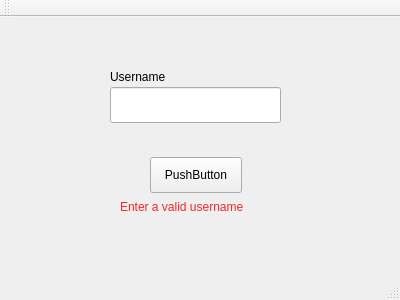
INanaay/CPP_babel_2018, file client/gui/loginscreen.ui: the form before one commit.
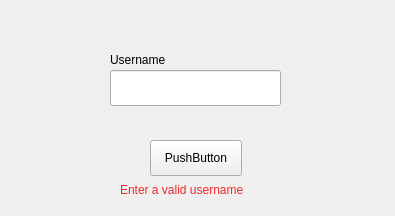
The form after the commit.

Patch:
```diff
--- a/client/gui/loginscreen.ui
+++ b/client/gui/loginscreen.ui
@@ -1,20 +1,19 @@
 <?xml version="1.0" encoding="UTF-8"?>
 <ui version="4.0">
- <class>LoginScreen</class>
- <widget class="QMainWindow" name="LoginScreen">
+ <class>loginScreen</class>
+ <widget class="QWidget" name="loginScreen">
   <property name="geometry">
    <rect>
     <x>0</x>
     <y>0</y>
-    <width>400</width>
-    <height>300</height>
+    <width>395</width>
+    <height>216</height>
    </rect>
   </property>
   <property name="windowTitle">
    <string>LoginScreen</string>
   </property>
-  <widget class="QWidget" name="centralWidget">
-   <widget class="QPushButton" name="connectButton">
+  <widget class="QPushButton" name="connect_button">
     <property name="geometry">
      <rect>
       <x>150</x>
@@ -27,7 +26,7 @@
      <string>PushButton</string>
     </property>
    </widget>
-   <widget class="QLineEdit" name="usernameTextbox">
+  <widget class="QLineEdit" name="usernameTextBox">
     <property name="geometry">
      <rect>
       <x>110</x>
@@ -36,16 +35,13 @@
       <height>36</height>
      </rect>
     </property>
-    <property name="text">
-     <string/>
-    </property>
    </widget>
    <widget class="QLabel" name="label">
     <property name="geometry">
      <rect>
       <x>110</x>
       <y>50</y>
-      <width>81</width>
+     <width>101</width>
       <height>20</height>
      </rect>
     </property>
@@ -53,7 +49,7 @@
      <string>Username</string>
     </property>
    </widget>
-   <widget class="QLabel" name="errorLabel">
+  <widget class="QLabel" name="usernameErrorLabel">
     <property name="geometry">
      <rect>
       <x>120</x>
@@ -67,27 +63,6 @@
     </property>
    </widget>
   </widget>
-  <widget class="QMenuBar" name="menuBar">
-   <property name="geometry">
-    <rect>
-     <x>0</x>
-     <y>0</y>
-     <width>400</width>
-     <height>28</height>
-    </rect>
-   </property>
-  </widget>
-  <widget class="QToolBar" name="mainToolBar">
-   <attribute name="toolBarArea">
-    <enum>TopToolBarArea</enum>
-   </attribute>
-   <attribute name="toolBarBreak">
-    <bool>false</bool>
-   </attribute>
-  </widget>
-  <widget class="QStatusBar" name="statusBar"/>
- </widget>
- <layoutdefault spacing="6" margin="11"/>
  <resources/>
  <connections/>
 </ui>
```
Left out of the diff: 2 changed lines with no effect on the pictures. Lines whose indentation alone changed are shown as unchanged.
